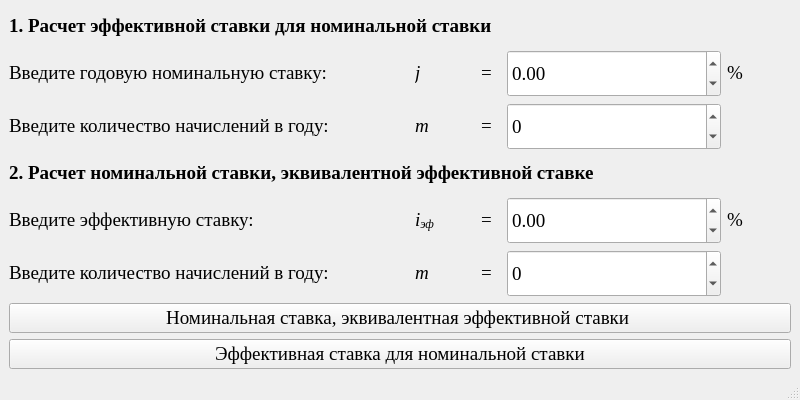
The window that files/MainWindow.ui (Vovadoes/ECBER) describes before a commit, drawn with Qt 5.
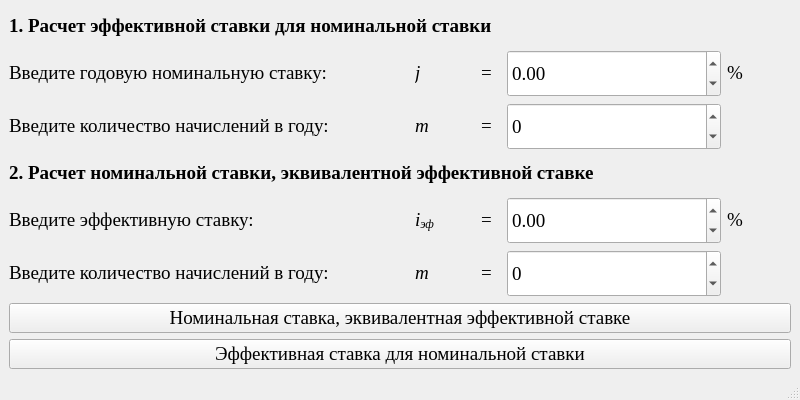
The same window after the commit.

Patch:
```diff
--- a/files/MainWindow.ui
+++ b/files/MainWindow.ui
@@ -646,7 +646,7 @@
        </font>
       </property>
       <property name="text">
-       <string>Номинальная ставка, эквивалентная эффективной ставки </string>
+       <string>Номинальная ставка, эквивалентная эффективной ставке</string>
       </property>
      </widget>
     </item>
```
